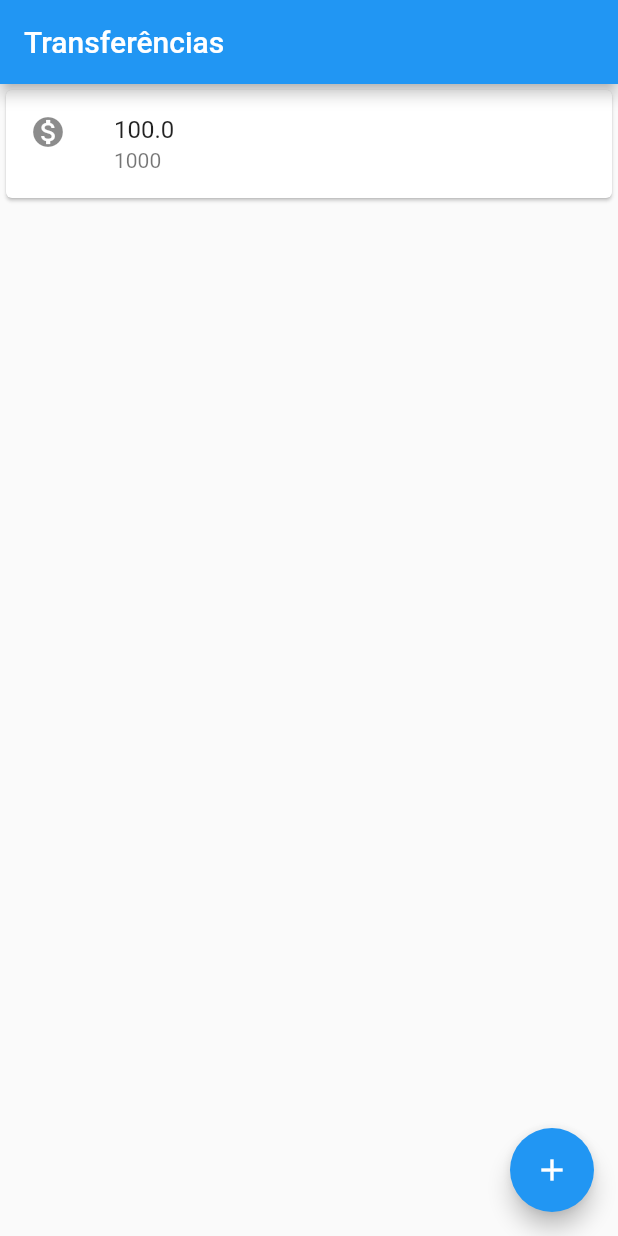
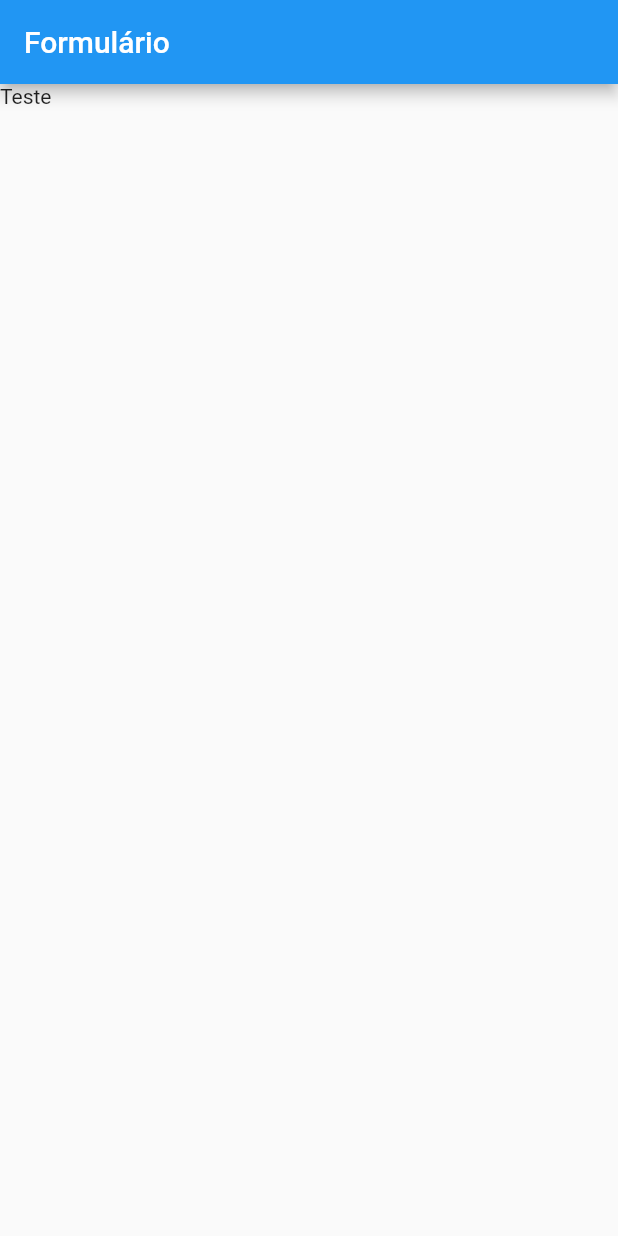
Before and after one commit to JVB-Dev/bytebank_app, a Flutter app: the screen it shows after launch, on a phone screen of 412 x 824 dp. Run offline on Flutter 3.47's test engine with Material 2 defaults, Android fonts, the phone set to English and light mode, and no system bars.

Commit message:
Modificação modulo 3

```diff
--- a/lib/main.dart
+++ b/lib/main.dart
@@ -1,24 +1,46 @@
 import 'package:flutter/material.dart';
 
-void main() => runApp(MaterialApp(
-        home: Scaffold(
+void main() => runApp(ByteBankApp());
+
+class ByteBankApp extends StatelessWidget {
+  const ByteBankApp({Key? key}) : super(key: key);
+
+  @override
+  Widget build(BuildContext context) {
+    return MaterialApp(home: Scaffold(body: FormularioTransferencia()));
+  }
+}
+
+class FormularioTransferencia extends StatelessWidget {
+  const FormularioTransferencia({Key? key}) : super(key: key);
+
+  @override
+  Widget build(BuildContext context) {
+    return Scaffold(
       appBar: AppBar(
-        title: Text("Transferências"),
+        title: Text("Formulário"),
       ),
-      body: ListaTransferencias(),
-      floatingActionButton:
-          FloatingActionButton(onPressed: () {}, child: Icon(Icons.add)),
-    )));
+      body: Text("Teste"),
+    );
+  }
+}
 
 class ListaTransferencias extends StatelessWidget {
   const ListaTransferencias({Key? key}) : super(key: key);
 
   @override
   Widget build(BuildContext context) {
-    return Column(
-      children: <Widget>[
-        ItemTransferencia(Transferencia(100.0, 1000)),
-      ],
+    return Scaffold(
+      appBar: AppBar(
+        title: Text("Transferências"),
+      ),
+      body: Column(
+        children: <Widget>[
+          ItemTransferencia(Transferencia(100.0, 1000)),
+        ],
+      ),
+      floatingActionButton:
+          FloatingActionButton(onPressed: () {}, child: Icon(Icons.add)),
     );
   }
 }
```
Also changed, not shown: 1 other file.
